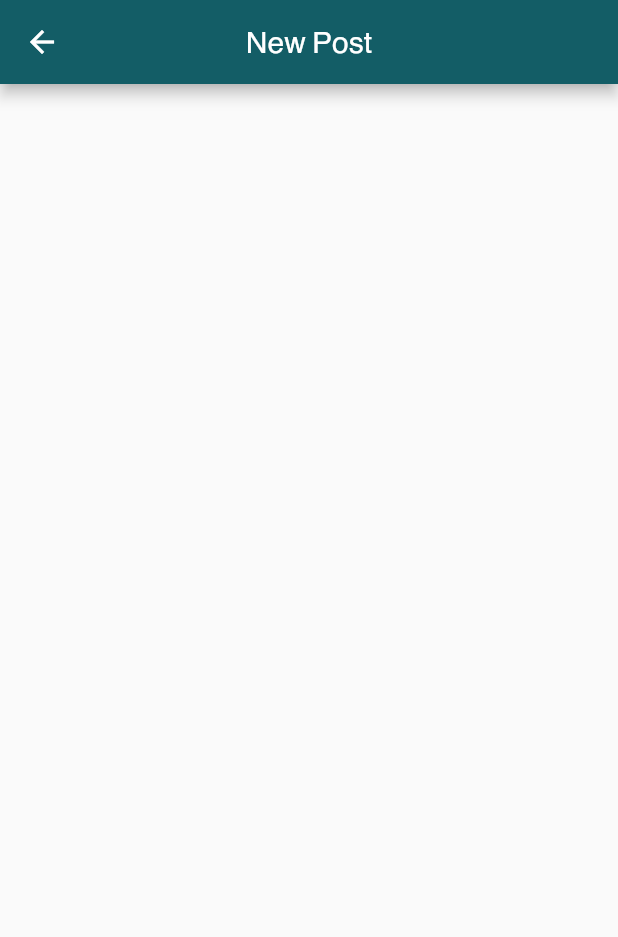
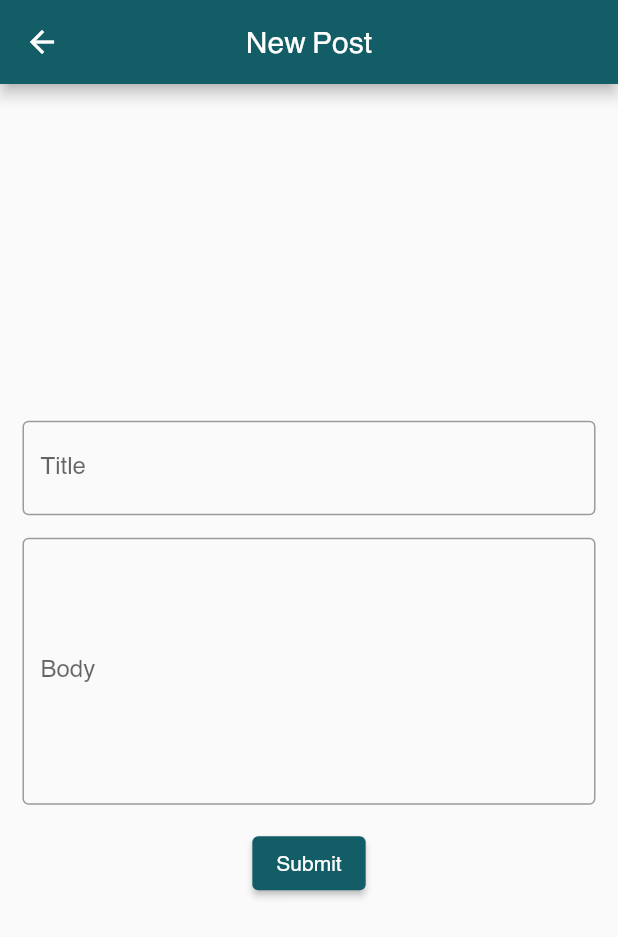
Before and after one commit to arminmehraeen/NoteBin, a Flutter app: the AddPostScreen screen opened directly, on a phone screen of 412 x 824 dp. Shown: the top 937 px of the screen. Run offline on Flutter 3.47's test engine with Material 3 defaults, Android fonts, the phone set to English and light mode, and no system bars; our stand-ins replace bloc, connectivity_plus, dio, easy_localization, email_validator, flutter_bloc and 5 more; missing offline and left inert: dart:html, persian_number_utility; accounts and stored records are empty.

Commit message:
add some page and screen and widget

```diff
--- a/lib/core/utils/constants.dart
+++ b/lib/core/utils/constants.dart
@@ -9,7 +9,7 @@ class Keys {
 }
 
 class ApiPath {
-  static const host = "http://192.168.100.108:8080/api/";
+  static const host = "http://192.168.1.108:8080/api/";
   static const login = "login";
   static const register = "register";
   static const logout = "logout";
--- a/lib/features/home/domain/use_case/home_usecase.dart
+++ b/lib/features/home/domain/use_case/home_usecase.dart
@@ -23,5 +23,29 @@ class HomeUseCase  {
     return const DataFailed(error: "") ;
   }
 
+  Future<DataState> addPost ({required String title , required String body}) async {
+
+    var response = await apiService.post(ApiPath.posts,data: {
+      "title" : title ,
+      "body" : body
+    }) ;
+
+    if(response.statusCode == 201) {
+      return DataSuccess(data: response.data) ;
+    }
+    return const DataFailed(error: "") ;
+  }
+
+  Future<DataState> deletePost ({required String id}) async {
+
+
+    var response = await apiService.delete("${ApiPath.posts}/$id") ;
+
+    if(response.statusCode == 200) {
+      return DataSuccess(data: response.data) ;
+    }
+    return const DataFailed(error: "") ;
+  }
+
 
 }
--- a/lib/features/home/presentation/bloc/home_event.dart
+++ b/lib/features/home/presentation/bloc/home_event.dart
@@ -5,8 +5,29 @@ abstract class HomeEvent {}
 
 class HomeDataLoad extends HomeEvent {
   final BuildContext context ;
-
   HomeDataLoad({
     required this.context,
   });
 }
+
+class DeletePost extends HomeEvent {
+  final BuildContext context ;
+  final String postId ;
+
+  DeletePost({
+    required this.context,
+    required this.postId,
+  });
+}
+
+
+class AddPost extends HomeEvent {
+  final BuildContext context ;
+  final String title ;
+  final String body ;
+  AddPost({
+    required this.context,
+    required this.title,
+    required this.body,
+  });
+}
--- a/lib/features/home/presentation/bloc/home_state.dart
+++ b/lib/features/home/presentation/bloc/home_state.dart
@@ -4,12 +4,14 @@ part of 'home_bloc.dart';
 abstract class HomeState {}
 
 class HomeDataLoading extends HomeState {}
+
 class HomeDataError extends HomeState {
   final String message ;
   HomeDataError({
     required this.message,
   });
 }
+
 class HomeDataLoaded extends HomeState {
   final List data ;
   HomeDataLoaded({
--- a/lib/features/home/presentation/screens/add_post_screen.dart
+++ b/lib/features/home/presentation/screens/add_post_screen.dart
@@ -1,4 +1,8 @@
 import 'package:flutter/material.dart';
+import 'package:flutter_bloc/flutter_bloc.dart';
+import 'package:notebin/features/home/presentation/bloc/home_bloc.dart';
+
+import '../../../../core/widgets/form/custom_text_form_field.dart';
 
 class AddPostScreen extends StatefulWidget {
   const AddPostScreen({super.key});
@@ -8,6 +12,18 @@ class AddPostScreen extends StatefulWidget {
 }
 
 class _AddPostScreenState extends State<AddPostScreen> {
+
+
+  final _formKey = GlobalKey<FormState>();
+  final titleController = TextEditingController();
+  final bodyController = TextEditingController();
+
+  void onFormSubmit() {
+    if (_formKey.currentState!.validate()) {
+      context.read<HomeBloc>().add(AddPost(context: context, title: titleController.text, body: bodyController.text));
+    }
+  }
+
   @override
   Widget build(BuildContext context) {
     return Scaffold(
@@ -15,6 +31,30 @@ class _AddPostScreenState extends State<AddPostScreen> {
         title: const Text("New Post"),
         centerTitle: true,
       ),
+      body: Form(
+          key: _formKey,
+          child: Padding(
+            padding: const EdgeInsets.all(15.0),
+            child: Column(
+              mainAxisAlignment: MainAxisAlignment.center,
+              children: [
+                CustomTextFormField(
+                    controller: titleController, label: "Title"),
+                const SizedBox(height: 15),
+                CustomTextFormField(
+                  controller: bodyController, label: "Body",maxLine: 6),
+                const SizedBox(height: 15),
+                Row(
+                  mainAxisAlignment: MainAxisAlignment.center,
+                  children: [
+                    ElevatedButton(
+                        onPressed: onFormSubmit,
+                        child: const Text("Submit")),
+                  ],
+                )
+              ],
+            ),
+          )) ,
     );
   }
 }
```
Also changed, not shown: lib/core/services/api_service.dart (+9 -2 lines), lib/features/home/presentation/bloc/home_bloc.dart (+43 -0 lines), lib/features/home/presentation/screens/home_screen.dart (+14 -7 lines), lib/features/home/presentation/screens/show_post_screen.dart (added, +63 -0 lines), lib/features/home/presentation/widgets/post_item_widget.dart (added, +31 -0 lines), assets/images/picture.jpg (added), pubspec.lock, 2 other files.
